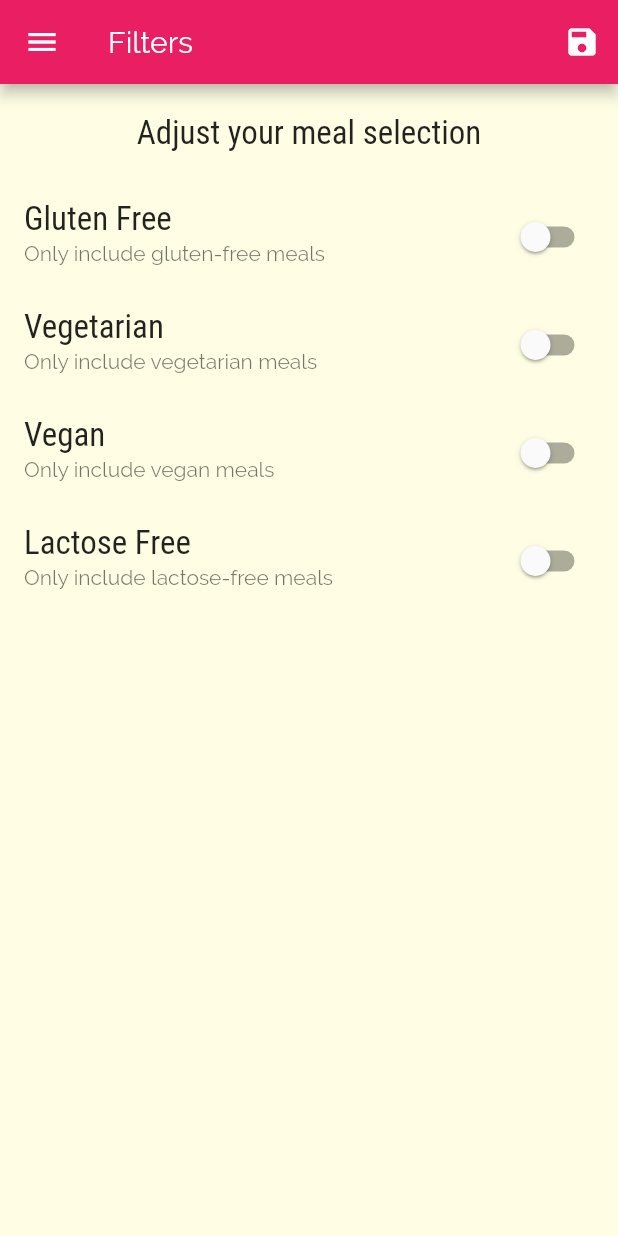
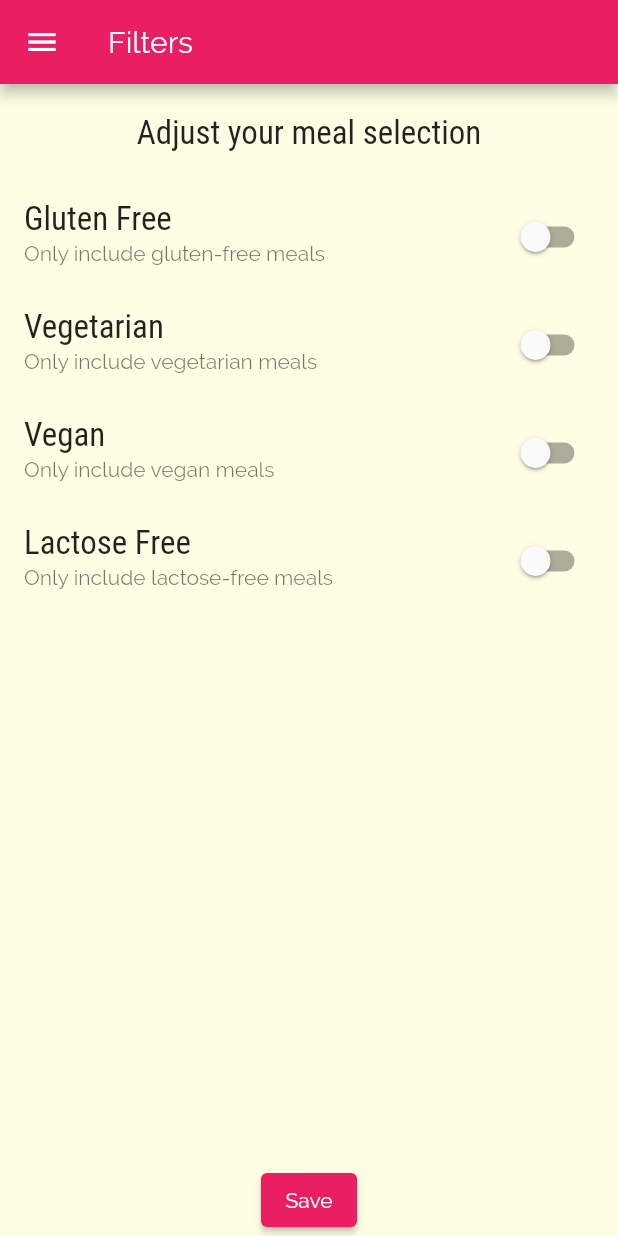
Before and after one commit to My-Flutter-Learning/meals_app, a Flutter app: the FilterScreen screen opened by its route, on a phone screen of 412 x 824 dp. Run offline on Flutter 3.47's test engine with Material 2 defaults, Android fonts, the phone set to English and light mode, and no system bars.

Commit message:
Debugged filters error

```diff
--- a/lib/screens/filters_screen.dart
+++ b/lib/screens/filters_screen.dart
@@ -7,7 +7,8 @@ class FilterScreen extends StatefulWidget {
   final Map<String, bool> currentFilters;
   final Function saveFilters;
 
-  const FilterScreen(this.currentFilters, this.saveFilters, {Key? key}) : super(key: key);
+  const FilterScreen(this.currentFilters, this.saveFilters, {Key? key})
+      : super(key: key);
 
   @override
   State<FilterScreen> createState() => _FilterScreenState();
@@ -19,11 +20,8 @@ class _FilterScreenState extends State<FilterScreen> {
   var _vegan = false;
   var _lactoseFree = false;
 
-  Widget _buildSwitchListTile(
-    String title,
-    String description,
-    bool currentValue,
-    Function updateValue) {
+  Widget _buildSwitchListTile(String title, String description,
+      bool currentValue, Function updateValue) {
     return SwitchListTile(
         value: currentValue,
         onChanged: (_) => updateValue,
@@ -45,19 +43,6 @@ class _FilterScreenState extends State<FilterScreen> {
     return Scaffold(
       appBar: AppBar(
         title: const Text('Filters'),
-        actions: [
-          IconButton(
-              icon: const Icon(Icons.save),
-              onPressed: () {
-                final selectedFilters = {
-                  'gluten': _glutenFree,
-                  'vegetarian': _vegetarian,
-                  'vegan': _vegan,
-                  'lactose': _lactoseFree,
-                };
-                widget.saveFilters(selectedFilters);
-              })
-        ],
       ),
       drawer: const MainDrawer(),
       body: Column(
@@ -70,46 +55,55 @@ class _FilterScreenState extends State<FilterScreen> {
               )),
           Expanded(
             child: ListView(children: [
-            _buildSwitchListTile(
-                'Gluten Free',
-                'Only include gluten-free meals',
-                _glutenFree,
-                (newValue) {
-                  setState(
-                    () {
+              SwitchListTile(
+                  value: _glutenFree,
+                  onChanged: (newValue) {
+                    setState(() {
                       _glutenFree = newValue;
                     });
-            }),
-            _buildSwitchListTile(
-                'Vegetarian',
-                'Only include vegetarian meals',
-                _vegetarian,
-                (newValue) {
-                  setState(
-                    () {
+                  },
+                  title: const Text('Gluten Free'),
+                  subtitle: const Text('Only include gluten-free meals')),
+              SwitchListTile(
+                  value: _vegetarian,
+                  onChanged: (newValue) {
+                    setState(() {
                       _vegetarian = newValue;
                     });
-            }),
-            _buildSwitchListTile('Vegan',
-            'Only include vegan meals',
-            _vegan,
-                (newValue) {
-              setState(
-                () {
+                  },
+                  title: const Text('Vegetarian'),
+                  subtitle: const Text('Only include vegetarian meals')),
+              SwitchListTile(
+                  value: _vegan,
+                  onChanged: (newValue) {
+                    setState(() {
                       _vegan = newValue;
                     });
-            }),
-            _buildSwitchListTile(
-                'Lactose Free',
-                'Only include lactose-free meals',
-                _lactoseFree,
-                (newValue) {
-              setState(
-                () {
+                  },
+                  title: const Text('Vegan'),
+                  subtitle: const Text('Only include vegan meals')),
+              SwitchListTile(
+                  value: _lactoseFree,
+                  onChanged: (newValue) {
+                    setState(() {
                       _lactoseFree = newValue;
                     });
-            }),
+                  },
+                  title: const Text('Lactose Free'),
+                  subtitle: const Text('Only include lactose-free meals')),
             ]),
+          ),
+          ElevatedButton(
+              child: const Text('Save'),
+              onPressed: () {
+                final selectedFilters = {
+                  'gluten': _glutenFree,
+                  'vegetarian': _vegetarian,
+                  'vegan': _vegan,
+                  'lactose': _lactoseFree,
+                };
+                widget.saveFilters(selectedFilters);
+              }
             ),
         ],
       ),
```
Lines whose indentation alone changed are shown as unchanged.
